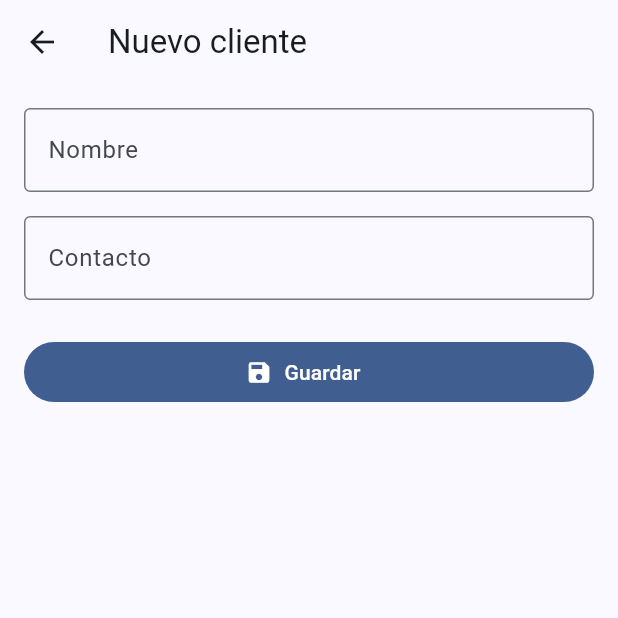
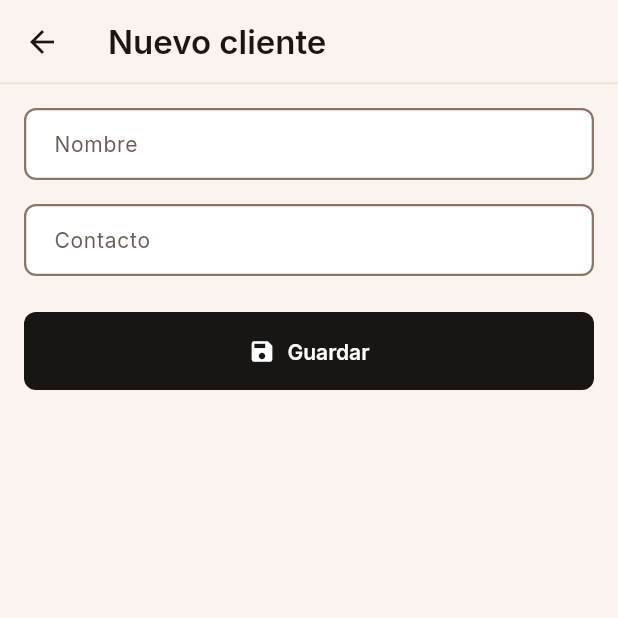
Before and after one commit to BrunoPav/ParqueInyeccion33Front, a Flutter app: the screen it shows after launch, after a tap on "Nuevo cliente", on a phone screen of 412 x 824 dp, the top half of it. Run offline on Flutter 3.47's test engine with Material 3 defaults, Android fonts, the phone set to English and light mode, and no system bars; our stand-ins replace flutter_riverpod, shared_preferences; network calls fail.

Commit message:
F3: cableado del tema en la app
Primer cambio visual real del roadmap: las 6 pantallas existentes
heredan el ThemeData de F2 sin haber sido tocadas.

- lib/app/aplicacion.dart (nuevo): AplicacionTaller pasa a
  ConsumerWidget, arma theme/darkTheme/themeMode desde el catalogo de
  temas y los providers de ajustes. Resuelve el brillo efectivo
  (incluido ThemeMode.system via MediaQuery) para sincronizar
  SystemUiOverlayStyle y el color de la barra de navegacion de
  Android con el tema activo.
- features/ajustes/: preferenciasProvider (SharedPreferences via
  Riverpod), modoTemaProvider y temaSeleccionadoProvider (Notifier,
  persistidos), y PantallaAjustes con selector de modo claro/oscuro/
  sistema + selector de tema (un solo tema en el catalogo por ahora,
  el camino ya queda probado).
- Acceso temporal a Ajustes desde el AppBar de Clientes (se muda a la
  navegacion en F7).
- config.dart movido a core/config/entorno.dart.
- web/index.html: <meta name="theme-color"> con media query claro/
  oscuro. manifest.json: colores reales en vez del azul de
  `flutter create`.

Verificacion visual real: capturas con golden test descartable
(fuentes cargadas a mano, ya que flutter test no las carga por
defecto) de las 6 pantallas en ambos temas, confirmando a nivel de
pixel que ColorScheme invierte correctamente. Encontre y corregi un
overflow real de 109px en el header de pantalla_servicios.dart: la
tipografia nueva es mas ancha que el titleSmall de Material por
defecto (Flexible + ellipsis).

Verificado: flutter analyze sin issues, flutter test en verde
(24/24), flutter build web --release exitoso.

Co-Authored-By: Claude Sonnet 5 <noreply@anthropic.com>

```diff
--- a/lib/api/api_base.dart
+++ b/lib/api/api_base.dart
@@ -3,7 +3,7 @@ import 'dart:io';
 
 import 'package:http/http.dart' as http;
 
-import '../config.dart';
+import '../core/config/entorno.dart';
 import 'excepciones.dart';
 
 const Map<String, String> cabecerasJson = {
--- /dev/null
+++ b/lib/app/aplicacion.dart
@@ -0,0 +1,47 @@
+import 'package:flutter/material.dart';
+import 'package:flutter/services.dart';
+import 'package:flutter_riverpod/flutter_riverpod.dart';
+
+import '../core/design_system/design_system.dart';
+import '../features/ajustes/presentacion/proveedores/tema_proveedores.dart';
+import '../pantallas/pantalla_clientes.dart';
+
+class AplicacionTaller extends ConsumerWidget {
+  const AplicacionTaller({super.key});
+
+  Brightness _brilloResuelto(BuildContext context, ThemeMode modo) {
+    return switch (modo) {
+      ThemeMode.light => Brightness.light,
+      ThemeMode.dark => Brightness.dark,
+      ThemeMode.system => MediaQuery.platformBrightnessOf(context),
+    };
+  }
+
+  @override
+  Widget build(BuildContext context, WidgetRef ref) {
+    final modo = ref.watch(modoTemaProvider);
+    final idTema = ref.watch(temaSeleccionadoProvider);
+    final constructor = catalogoTemas[idTema]!;
+    final brilloResuelto = _brilloResuelto(context, modo);
+    final colorFondoResuelto = constructor(brilloResuelto).colorScheme.surface;
+
+    return AnnotatedRegion<SystemUiOverlayStyle>(
+      value: (brilloResuelto == Brightness.dark
+              ? SystemUiOverlayStyle.light
+              : SystemUiOverlayStyle.dark)
+          .copyWith(
+        systemNavigationBarColor: colorFondoResuelto,
+        systemNavigationBarIconBrightness:
+            brilloResuelto == Brightness.dark ? Brightness.light : Brightness.dark,
+      ),
+      child: MaterialApp(
+        title: 'Taller Mecanico',
+        debugShowCheckedModeBanner: false,
+        theme: constructor(Brightness.light),
+        darkTheme: constructor(Brightness.dark),
+        themeMode: modo,
+        home: const PantallaClientes(),
+      ),
+    );
+  }
+}
--- /dev/null
+++ b/lib/features/ajustes/presentacion/proveedores/tema_proveedores.dart
@@ -0,0 +1,48 @@
+import 'package:flutter/material.dart';
+import 'package:flutter_riverpod/flutter_riverpod.dart';
+
+import '../../../../core/design_system/design_system.dart';
+import '../../datos/preferencias.dart';
+
+const _claveModoTema = 'modo_tema';
+const _claveIdTema = 'id_tema';
+
+class ModoTemaNotifier extends Notifier<ThemeMode> {
+  @override
+  ThemeMode build() {
+    final guardado = ref.read(preferenciasProvider).getString(_claveModoTema);
+    return ThemeMode.values.firstWhere(
+      (modo) => modo.name == guardado,
+      orElse: () => ThemeMode.system,
+    );
+  }
+
+  Future<void> establecer(ThemeMode modo) async {
+    state = modo;
+    await ref.read(preferenciasProvider).setString(_claveModoTema, modo.name);
+  }
+}
+
+final modoTemaProvider = NotifierProvider<ModoTemaNotifier, ThemeMode>(
+  ModoTemaNotifier.new,
+);
+
+class TemaSeleccionadoNotifier extends Notifier<IdTema> {
+  @override
+  IdTema build() {
+    final guardado = ref.read(preferenciasProvider).getString(_claveIdTema);
+    return IdTema.values.firstWhere(
+      (id) => id.name == guardado,
+      orElse: () => IdTema.precision,
+    );
+  }
+
+  Future<void> establecer(IdTema id) async {
+    state = id;
+    await ref.read(preferenciasProvider).setString(_claveIdTema, id.name);
+  }
+}
+
+final temaSeleccionadoProvider = NotifierProvider<TemaSeleccionadoNotifier, IdTema>(
+  TemaSeleccionadoNotifier.new,
+);
--- a/lib/main.dart
+++ b/lib/main.dart
@@ -1,24 +1,18 @@
 import 'package:flutter/material.dart';
 import 'package:flutter_riverpod/flutter_riverpod.dart';
+import 'package:shared_preferences/shared_preferences.dart';
 
-import 'pantallas/pantalla_clientes.dart';
+import 'app/aplicacion.dart';
+import 'features/ajustes/datos/preferencias.dart';
 
-void main() {
-  runApp(const ProviderScope(child: AplicacionTaller()));
+void main() async {
+  WidgetsFlutterBinding.ensureInitialized();
+  final preferencias = await SharedPreferences.getInstance();
+
+  runApp(
+    ProviderScope(
+      overrides: [preferenciasProvider.overrideWithValue(preferencias)],
+      child: const AplicacionTaller(),
+    ),
+  );
 }
-
-class AplicacionTaller extends StatelessWidget {
-  const AplicacionTaller({super.key});
-
-  @override
-  Widget build(BuildContext context) {
-    return MaterialApp(
-      title: 'Taller Mecanico',
-      debugShowCheckedModeBanner: false,
-      theme: ThemeData(
-        colorScheme: ColorScheme.fromSeed(seedColor: const Color(0xFF1565C0)),
-      ),
-      home: const PantallaClientes(),
-    );
-  }
-}
--- a/lib/pantallas/pantalla_clientes.dart
+++ b/lib/pantallas/pantalla_clientes.dart
@@ -2,6 +2,7 @@ import 'package:flutter/material.dart';
 import 'package:flutter_riverpod/flutter_riverpod.dart';
 
 import '../estado/proveedores.dart';
+import '../features/ajustes/presentacion/pantallas/pantalla_ajustes.dart';
 import '../modelos/cliente.dart';
 import '../widgets/vista_async.dart';
 import 'formulario_cliente.dart';
@@ -65,6 +66,13 @@ class _PantallaClientesState extends ConsumerState<PantallaClientes> {
             tooltip: 'Actualizar',
             icon: const Icon(Icons.refresh),
             onPressed: () => ref.invalidate(clientesProvider),
+          ),
+          IconButton(
+            tooltip: 'Ajustes',
+            icon: const Icon(Icons.settings_outlined),
+            onPressed: () => Navigator.of(context).push(
+              MaterialPageRoute(builder: (_) => const PantallaAjustes()),
+            ),
           ),
         ],
       ),
```
Also changed, not shown: lib/features/ajustes/datos/preferencias.dart (added, +11 -0 lines), lib/features/ajustes/presentacion/pantallas/pantalla_ajustes.dart (added, +90 -0 lines), lib/pantallas/pantalla_servicios.dart (+14 -6 lines), lib/core/config/entorno.dart (renamed from lib/config.dart), 4 other files.
